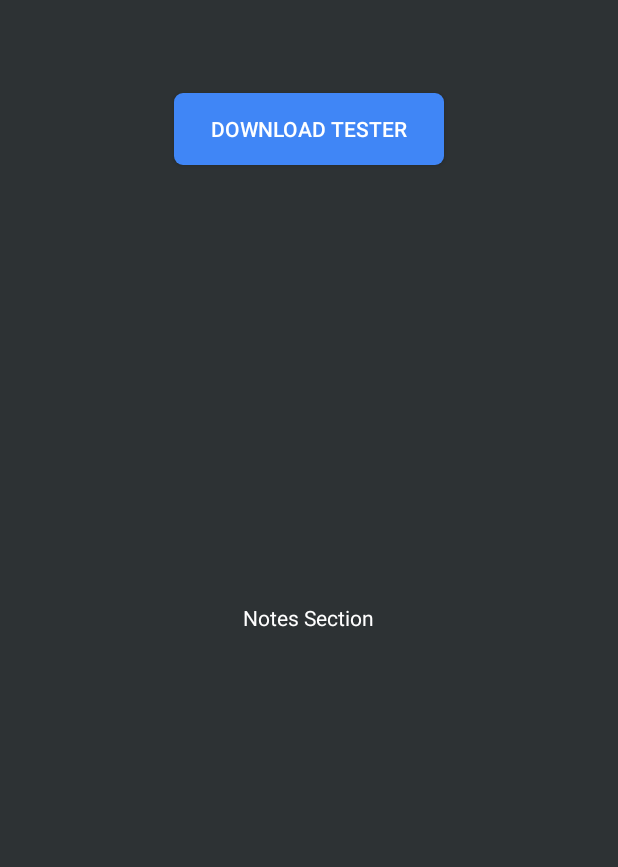
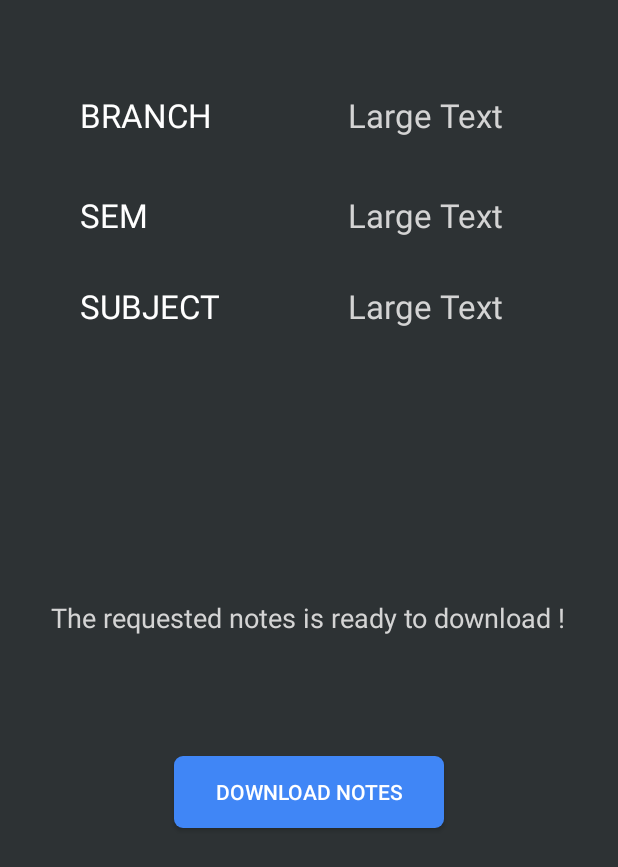
Before and after one commit to CharanNK/RNSIT, an Android app: the layout notes_main.xml on its own in the app's theme, with its tools: preview values and no code run, on a phone screen of 412 x 824 dp. Shown: the top 867 px of the screen. Run offline under Robolectric (Android 15) with nearby library versions, the phone set to English and light mode, and no system bars.

Commit message:
updated notes downloading part

```diff
--- a/app/src/main/res/layout/notes_main.xml
+++ b/app/src/main/res/layout/notes_main.xml
@@ -4,24 +4,90 @@
     android:layout_height="match_parent"
     android:background="#2D3234">
 
+    <Button
+        android:layout_width="wrap_content"
+        android:layout_height="wrap_content"
+        android:text="download notes"
+        android:id="@+id/downloader"
+        android:background="@drawable/cardlayout"
+        android:textColor="#ffffff"
+        android:width="180dp"
+        android:layout_marginTop="80dp"
+        android:layout_below="@+id/textView29"
+        android:layout_centerHorizontal="true" />
+
     <TextView
         android:layout_width="wrap_content"
         android:layout_height="wrap_content"
-        android:text="Notes Section"
+        android:textAppearance="?android:attr/textAppearanceLarge"
+        android:text="BRANCH"
         android:id="@+id/textView6"
+        android:layout_alignParentTop="true"
+        android:layout_alignParentStart="true"
+        android:layout_marginStart="53dp"
+        android:layout_marginTop="62dp"
+        android:textColor="#FFFFFF" />
+
+    <TextView
+        android:layout_width="wrap_content"
+        android:layout_height="wrap_content"
+        android:textAppearance="?android:attr/textAppearanceLarge"
+        android:text="SEM"
+        android:id="@+id/textView27"
+        android:layout_below="@+id/textView6"
+        android:layout_alignStart="@+id/textView6"
+        android:layout_marginTop="37dp"
+        android:textColor="#FFFFFF" />
+
+    <TextView
+        android:layout_width="wrap_content"
+        android:layout_height="wrap_content"
+        android:textAppearance="?android:attr/textAppearanceLarge"
+        android:text="SUBJECT"
+        android:id="@+id/textView28"
+        android:layout_below="@+id/textView27"
+        android:layout_alignStart="@+id/textView27"
+        android:layout_marginTop="31dp"
+        android:textColor="#FFFFFF" />
+
+    <TextView
+        android:layout_width="wrap_content"
+        android:layout_height="wrap_content"
+        android:textAppearance="?android:attr/textAppearanceMedium"
+        android:text="The requested notes is ready to download !"
+        android:id="@+id/textView29"
         android:layout_centerVertical="true"
         android:layout_centerHorizontal="true"
-        android:textColor="#FFFFFF" />
+        android:textColor="#d4d4d4" />
 
-    <Button
+    <TextView
         android:layout_width="wrap_content"
         android:layout_height="wrap_content"
-        android:text="download tester"
-        android:id="@+id/downloader"
-        android:background="@drawable/cardlayout"
-        android:textColor="#ffffff"
-        android:layout_alignParentTop="true"
-        android:layout_centerHorizontal="true"
-        android:layout_marginTop="62dp"
-        android:width="180dp" />
+        android:textAppearance="?android:attr/textAppearanceLarge"
+        android:text="Large Text"
+        android:id="@+id/branch_indicator"
+        android:layout_alignTop="@+id/textView6"
+        android:layout_alignEnd="@+id/textView29"
+        android:layout_marginEnd="41dp"
+        android:textColor="#d4d4d4" />
+
+    <TextView
+        android:layout_width="wrap_content"
+        android:layout_height="wrap_content"
+        android:textAppearance="?android:attr/textAppearanceLarge"
+        android:text="Large Text"
+        android:id="@+id/sem_indicator"
+        android:layout_above="@+id/textView28"
+        android:layout_alignStart="@+id/branch_indicator"
+        android:textColor="#d4d4d4" />
+
+    <TextView
+        android:layout_width="wrap_content"
+        android:layout_height="wrap_content"
+        android:textAppearance="?android:attr/textAppearanceLarge"
+        android:text="Large Text"
+        android:id="@+id/sub_indicator"
+        android:layout_alignBottom="@+id/textView28"
+        android:layout_alignStart="@+id/sem_indicator"
+        android:textColor="#d4d4d4" />
 </RelativeLayout>
```
Also changed, not shown: app/src/main/java/com/smartamigos/rns/StartComponents/notesSection/Branch_navigator.java (+28 -20 lines), app/src/main/java/com/smartamigos/rns/StartComponents/notesSection/notes_2.java (+16 -3 lines).
